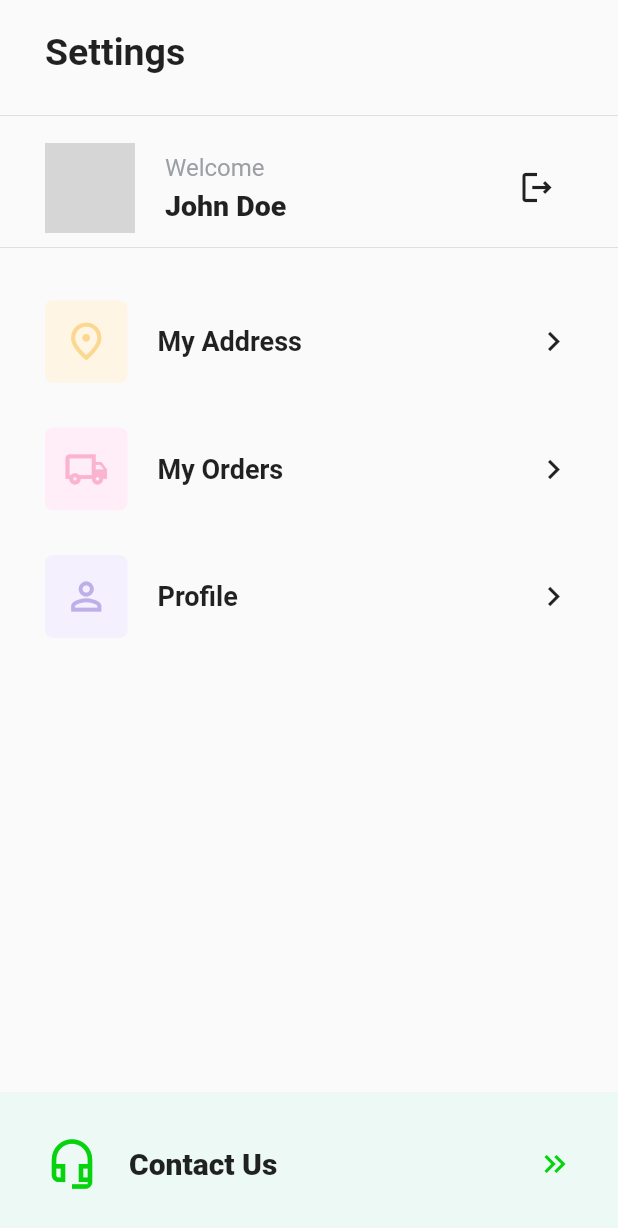
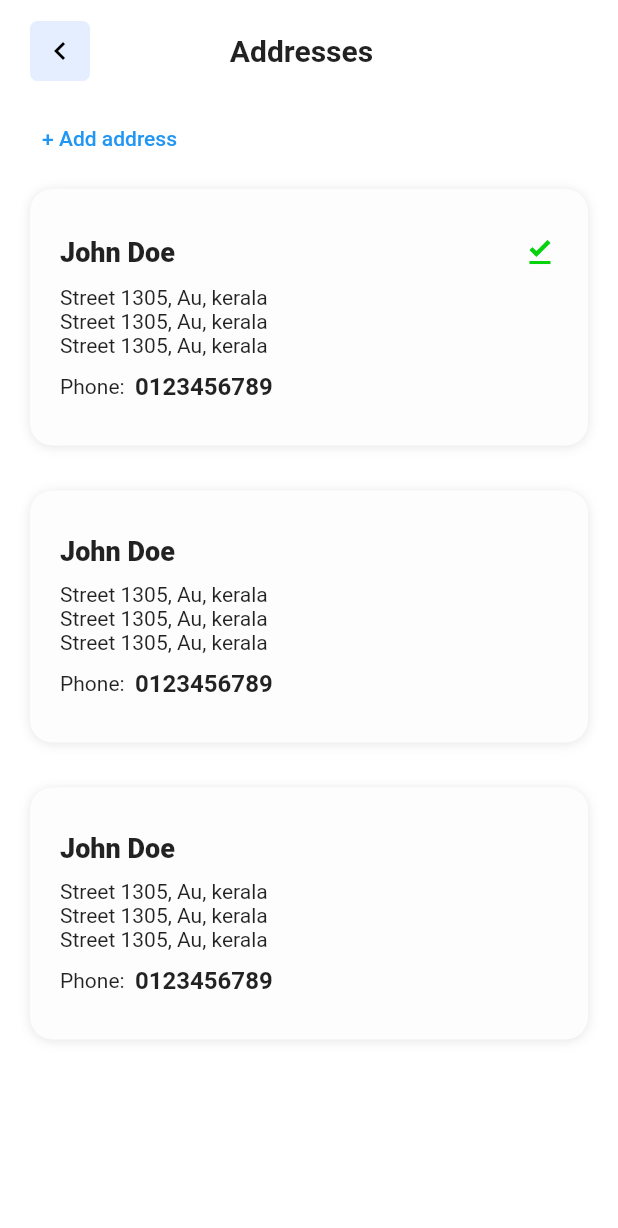
Before and after one commit to MohamedSafwan20/cycle_store-Flutter_Firebase, a Flutter app: the Account widget shown alone on an empty page, opened directly, after a tap on "My Address", on a phone screen of 412 x 824 dp. Shown: the top 1228 px of the screen. Run offline on Flutter 3.47's test engine with Material 2 defaults, Android fonts, the phone set to English and light mode, and no system bars; our stand-ins replace get; network calls fail; grey boxes are pictures that could not be loaded.

Commit message:
Added UI for Addresses page

```diff
--- a/lib/config/routes.dart
+++ b/lib/config/routes.dart
@@ -2,3 +2,4 @@ const HOME_ROUTE = "/";
 const CART_ROUTE = "/cart";
 const SEARCH_ROUTE = "/search";
 const PRODUCT_LIST_ROUTE = "/product-list";
+const ADDRESS_ROUTE = "/address";
--- a/lib/main.dart
+++ b/lib/main.dart
@@ -1,4 +1,5 @@
 import 'package:cycle_store/config/routes.dart';
+import 'package:cycle_store/ui/pages/address_page.dart';
 import 'package:cycle_store/ui/pages/cart_page.dart';
 import 'package:cycle_store/ui/pages/home_page.dart';
 import 'package:cycle_store/ui/pages/product_list_page.dart';
@@ -27,6 +28,7 @@ class MyApp extends StatelessWidget {
         GetPage(name: CART_ROUTE, page: () => const CartPage()),
         GetPage(name: SEARCH_ROUTE, page: () => const SearchPage()),
         GetPage(name: PRODUCT_LIST_ROUTE, page: () => const ProductListPage()),
+        GetPage(name: ADDRESS_ROUTE, page: () => const AddressPage()),
       ],
     );
   }
--- /dev/null
+++ b/lib/ui/pages/address_page.dart
@@ -0,0 +1,226 @@
+import 'package:cycle_store/config/colors.dart';
+import 'package:cycle_store/ui/widgets/custom_app_bar.dart';
+import 'package:flutter/material.dart';
+
+class AddressPage extends StatelessWidget {
+  const AddressPage({Key? key}) : super(key: key);
+
+  @override
+  Widget build(BuildContext context) {
+    return Scaffold(
+      backgroundColor: Colors.white,
+      body: SafeArea(
+        child: Padding(
+          padding: const EdgeInsets.symmetric(horizontal: 20.0, vertical: 10),
+          child: Column(
+            crossAxisAlignment: CrossAxisAlignment.start,
+            children: [
+              const CustomAppBar(
+                title: "Addresses",
+              ),
+              const SizedBox(
+                height: 10,
+              ),
+              TextButton(onPressed: () {}, child: const Text("+ Add address")),
+              const SizedBox(
+                height: 10,
+              ),
+              Expanded(
+                child: SingleChildScrollView(
+                  physics: const BouncingScrollPhysics(),
+                  child: Column(
+                    children: [
+                      Container(
+                        decoration: BoxDecoration(
+                            color: BG_COLOR,
+                            borderRadius: BorderRadius.circular(15),
+                            boxShadow: const [
+                              BoxShadow(
+                                  color: SHADOW_COLOR,
+                                  offset: Offset(0, 1),
+                                  blurRadius: 6),
+                            ]),
+                        child: Padding(
+                          padding: const EdgeInsets.symmetric(
+                              horizontal: 20.0, vertical: 30),
+                          child: Column(
+                            crossAxisAlignment: CrossAxisAlignment.start,
+                            children: [
+                              Row(
+                                mainAxisAlignment:
+                                    MainAxisAlignment.spaceBetween,
+                                children: const [
+                                  Flexible(
+                                      child: Text(
+                                    "John Doe",
+                                    overflow: TextOverflow.ellipsis,
+                                    style: TextStyle(
+                                        fontSize: 18,
+                                        fontWeight: FontWeight.w800),
+                                  )),
+                                  Icon(
+                                    Icons.download_done_outlined,
+                                    color: SUCCESS_COLOR,
+                                  )
+                                ],
+                              ),
+                              const SizedBox(
+                                height: 10,
+                              ),
+                              const Text(
+                                'Street 1305, Au, kerala\nStreet 1305, Au, kerala\nStreet 1305, Au, kerala',
+                                overflow: TextOverflow.ellipsis,
+                              ),
+                              const SizedBox(
+                                height: 10,
+                              ),
+                              Row(
+                                children: const [
+                                  Text("Phone:  "),
+                                  Flexible(
+                                      child: Text(
+                                    "0123456789",
+                                    overflow: TextOverflow.ellipsis,
+                                    style: TextStyle(
+                                        fontSize: 16,
+                                        fontWeight: FontWeight.w600),
+                                  ))
+                                ],
+                              )
+                            ],
+                          ),
+                        ),
+                      ),
+                      const SizedBox(
+                        height: 30,
+                      ),
+                      Container(
+                        decoration: BoxDecoration(
+                            color: BG_COLOR,
+                            borderRadius: BorderRadius.circular(15),
+                            boxShadow: const [
+                              BoxShadow(
+                                  color: SHADOW_COLOR,
+                                  offset: Offset(0, 1),
+                                  blurRadius: 6),
+                            ]),
+                        child: Padding(
+                          padding: const EdgeInsets.symmetric(
+                              horizontal: 20.0, vertical: 30),
+                          child: Column(
+                            crossAxisAlignment: CrossAxisAlignment.start,
+                            children: [
+                              Row(
+                                mainAxisAlignment:
+                                    MainAxisAlignment.spaceBetween,
+                                children: const [
+                                  Flexible(
+                                      child: Text(
+                                    "John Doe",
+                                    overflow: TextOverflow.ellipsis,
+                                    style: TextStyle(
+                                        fontSize: 18,
+                                        fontWeight: FontWeight.w800),
+                                  )),
+                                  SizedBox()
+                                ],
+                              ),
+                              const SizedBox(
+                                height: 10,
+                              ),
+                              const Text(
+                                'Street 1305, Au, kerala\nStreet 1305, Au, kerala\nStreet 1305, Au, kerala',
+                                overflow: TextOverflow.ellipsis,
+                              ),
+                              const SizedBox(
+                                height: 10,
+                              ),
+                              Row(
+                                children: const [
+                                  Text("Phone:  "),
+                                  Flexible(
+                                      child: Text(
+                                    "0123456789",
+                                    overflow: TextOverflow.ellipsis,
+                                    style: TextStyle(
+                                        fontSize: 16,
+                                        fontWeight: FontWeight.w600),
+                                  ))
+                                ],
+                              )
+                            ],
+                          ),
+                        ),
+                      ),
+                      const SizedBox(
+                        height: 30,
+                      ),
+                      Container(
+                        decoration: BoxDecoration(
+                            color: BG_COLOR,
+                            borderRadius: BorderRadius.circular(15),
+                            boxShadow: const [
+                              BoxShadow(
+                                  color: SHADOW_COLOR,
+                                  offset: Offset(0, 1),
+                                  blurRadius: 6),
+                            ]),
+                        child: Padding(
+                          padding: const EdgeInsets.symmetric(
+                              horizontal: 20.0, vertical: 30),
+                          child: Column(
+                            crossAxisAlignment: CrossAxisAlignment.start,
+                            children: [
+                              Row(
+                                mainAxisAlignment:
+                                    MainAxisAlignment.spaceBetween,
+                                children: const [
+                                  Flexible(
+                                      child: Text(
+                                    "John Doe",
+                                    overflow: TextOverflow.ellipsis,
+                                    style: TextStyle(
+                                        fontSize: 18,
+                                        fontWeight: FontWeight.w800),
+                                  )),
+                                  SizedBox()
+                                ],
+                              ),
+                              const SizedBox(
+                                height: 10,
+                              ),
+                              const Text(
+                                'Street 1305, Au, kerala\nStreet 1305, Au, kerala\nStreet 1305, Au, kerala',
+                                overflow: TextOverflow.ellipsis,
+                              ),
+                              const SizedBox(
+                                height: 10,
+                              ),
+                              Row(
+                                children: const [
+                                  Text("Phone:  "),
+                                  Flexible(
+                                      child: Text(
+                                    "0123456789",
+                                    overflow: TextOverflow.ellipsis,
+                                    style: TextStyle(
+                                        fontSize: 16,
+                                        fontWeight: FontWeight.w600),
+                                  ))
+                                ],
+                              )
+                            ],
+                          ),
+                        ),
+                      ),
+                    ],
+                  ),
+                ),
+              )
+            ],
+          ),
+        ),
+      ),
+    );
+  }
+}
--- a/lib/ui/widgets/account.dart
+++ b/lib/ui/widgets/account.dart
@@ -1,6 +1,8 @@
 import 'package:cycle_store/config/colors.dart';
+import 'package:cycle_store/config/routes.dart';
 import 'package:cycle_store/config/typography.dart';
 import 'package:flutter/material.dart';
+import 'package:get/get.dart';
 
 class Account extends StatelessWidget {
   const Account({Key? key}) : super(key: key);
@@ -96,7 +98,7 @@ class Account extends StatelessWidget {
             child: Column(
               children: [
                 InkWell(
-                  onTap: () {},
+                  onTap: () => Get.toNamed(ADDRESS_ROUTE),
                   child: Padding(
                     padding: const EdgeInsets.symmetric(
                         horizontal: 30, vertical: 15),
--- a/lib/ui/widgets/custom_app_bar.dart
+++ b/lib/ui/widgets/custom_app_bar.dart
@@ -34,7 +34,8 @@ class CustomAppBar extends StatelessWidget {
           title,
           style: const TextStyle(fontWeight: FontWeight.bold, fontSize: 20),
         ),
-        Row(
+        actions.isNotEmpty
+            ? Row(
                 children: actions
                     .map(
                       (action) => SizedBox(
@@ -46,12 +47,15 @@ class CustomAppBar extends StatelessWidget {
                               size: 28,
                             ),
                             style: ButtonStyle(
-                          foregroundColor:
-                              MaterialStateProperty.all(SECONDARY_TEXT_COLOR)),
+                                foregroundColor: MaterialStateProperty.all(
+                                    SECONDARY_TEXT_COLOR)),
                           )),
                     )
                     .toList(),
               )
+            : const SizedBox(
+                width: 50,
+              ),
       ],
     );
   }
```
Lines whose indentation alone changed are shown as unchanged.
